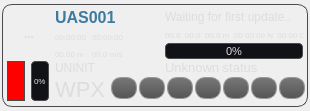
The window that src/ui/UASView.ui (mavlink/qgroundcontrol) describes before a commit, drawn with Qt 5.
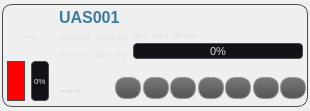
The same window after the commit. Icons and pictures are not drawn.

The edit to the form file:
```diff
--- a/src/ui/UASView.ui
+++ b/src/ui/UASView.ui
@@ -146,7 +146,7 @@
 }
 
 
-QProgressBar {
+QProgressBar:horizontal {
 	border: 1px solid #4A4A4F;
 	border-radius: 4px;
 	text-align: center;
@@ -155,16 +155,30 @@
 	background-color: #111118;
 }
 
+QProgressBar:vertical {
+	border: 1px solid #4A4A4F;
+	border-radius: 4px;
+	text-align: center;
+	font-size: 7px;
+	padding: 2px;
+	color: #DDDDDF;
+	background-color: #111118;
+}
+
 QProgressBar:horizontal {
 	height: 10px;
 }
 
-QProgressBar QLabel {
-	font-size: 8px;
+QProgressBar:horizontal QLabel {
+	font-size: 9px;
+}
+
+QProgressBar:vertical QLabel {
+	font-size: 7px;
 }
 
 QProgressBar:vertical {
-	width: 12px;
+	width: 14px;
 }
 
 QProgressBar::chunk {
@@ -231,7 +245,7 @@
      <property name="title">
       <string/>
      </property>
-     <layout class="QGridLayout" name="gridLayout">
+     <layout class="QGridLayout" name="gridLayout" columnstretch="10,10,1,10,10,10,100,100">
       <property name="horizontalSpacing">
        <number>4</number>
       </property>
@@ -281,9 +295,12 @@
         <property name="orientation">
          <enum>Qt::Horizontal</enum>
         </property>
+        <property name="sizeType">
+         <enum>QSizePolicy::MinimumExpanding</enum>
+        </property>
         <property name="sizeHint" stdset="0">
          <size>
-          <width>6</width>
+          <width>4</width>
           <height>88</height>
          </size>
         </property>
@@ -327,7 +344,7 @@
          </font>
         </property>
         <property name="text">
-         <string>Waiting for first update..</string>
+         <string/>
         </property>
        </widget>
       </item>
@@ -466,7 +483,7 @@
          </font>
         </property>
         <property name="text">
-         <string>UNINIT</string>
+         <string/>
         </property>
        </widget>
       </item>
@@ -481,14 +498,14 @@
          </font>
         </property>
         <property name="text">
-         <string>WPX</string>
+         <string>---</string>
         </property>
         <property name="alignment">
          <set>Qt::AlignLeading|Qt::AlignLeft|Qt::AlignTop</set>
         </property>
        </widget>
       </item>
-      <item row="2" column="6">
+      <item row="2" column="6" colspan="2">
        <widget class="QLabel" name="positionLabel">
         <property name="minimumSize">
          <size>
@@ -515,33 +532,6 @@
         </property>
        </widget>
       </item>
-      <item row="2" column="7">
-       <widget class="QLabel" name="gpsLabel">
-        <property name="minimumSize">
-         <size>
-          <width>0</width>
-          <height>12</height>
-         </size>
-        </property>
-        <property name="maximumSize">
-         <size>
-          <width>16777215</width>
-          <height>12</height>
-         </size>
-        </property>
-        <property name="font">
-         <font>
-          <pointsize>-1</pointsize>
-          <weight>50</weight>
-          <italic>false</italic>
-          <bold>false</bold>
-         </font>
-        </property>
-        <property name="text">
-         <string>00 00 00 N  00 00 00 E</string>
-        </property>
-       </widget>
-      </item>
       <item row="5" column="6" colspan="2">
        <widget class="QLabel" name="statusTextLabel">
         <property name="maximumSize">
@@ -556,7 +546,7 @@
          </font>
         </property>
         <property name="text">
-         <string>Unknown status</string>
+         <string/>
         </property>
        </widget>
       </item>
```
